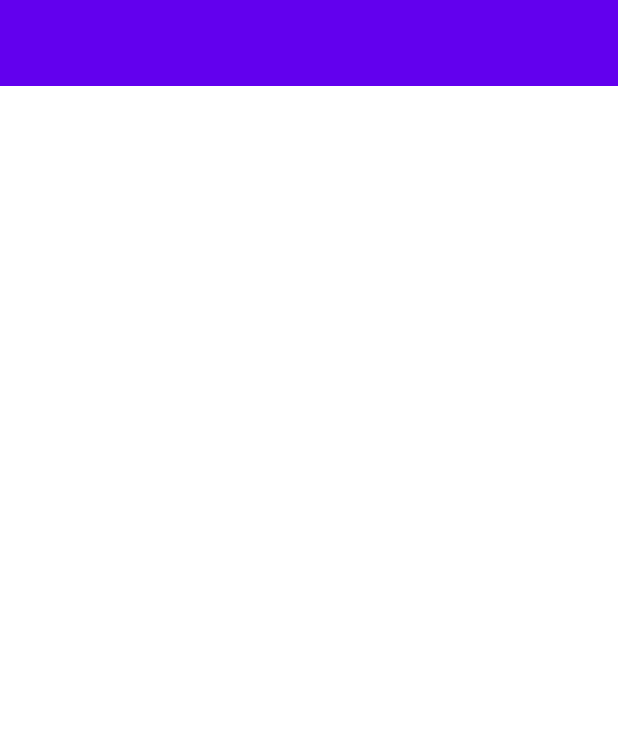
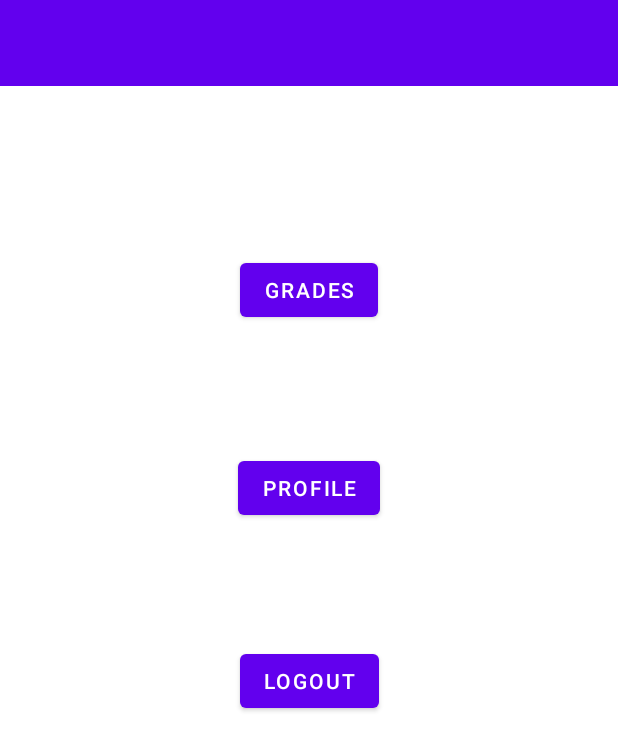
Before and after one commit to edisnord/CIT_UMS_Mobile, an Android app: the MenuActivity screen opened directly, with no data from a screen before it, on a phone screen of 412 x 824 dp. Shown: the top 751 px of the screen. Run offline under Robolectric (Android 15) with nearby library versions, the phone set to English and light mode, and no system bars.

Commit message:
persitence added

```diff
--- a/app/src/main/java/com/example/ums_fix_java/MenuActivity.java
+++ b/app/src/main/java/com/example/ums_fix_java/MenuActivity.java
@@ -2,13 +2,40 @@ package com.example.ums_fix_java;
 
 import androidx.appcompat.app.AppCompatActivity;
 
+import android.content.Intent;
+import android.content.SharedPreferences;
 import android.os.Bundle;
+import android.widget.Button;
 
 public class MenuActivity extends AppCompatActivity {
+
+
 
     @Override
     protected void onCreate(Bundle savedInstanceState) {
         super.onCreate(savedInstanceState);
         setContentView(R.layout.activity_menu);
+
+        Button buttonGr = findViewById(R.id.gradesButton);
+        Button buttonPr = findViewById(R.id.profileButton);
+        Button logoff = findViewById(R.id.logout);
+
+        buttonGr.setOnClickListener(view -> {
+            Intent intent1 = new Intent(this, GradesActivity.class);
+            startActivity(intent1);
+        });
+
+        buttonPr.setOnClickListener(view -> {
+            Intent intent = new Intent(this, ProfileActivity.class);
+            startActivity(intent);
+        });
+
+        logoff.setOnClickListener(view -> {
+            SharedPreferences sharedPreferences = getSharedPreferences("userLogin" ,MODE_PRIVATE);
+            sharedPreferences.edit().remove("username").apply();
+            sharedPreferences.edit().remove("password").apply();
+            finish();
+        });
+
     }
 }
--- a/app/src/main/res/layout/activity_menu.xml
+++ b/app/src/main/res/layout/activity_menu.xml
@@ -16,4 +16,37 @@
         app:layout_constraintEnd_toEndOf="parent"
         app:layout_constraintStart_toStartOf="parent"
         app:layout_constraintTop_toTopOf="parent" />
+
+    <Button
+        android:id="@+id/gradesButton"
+        android:layout_width="wrap_content"
+        android:layout_height="wrap_content"
+        android:layout_marginTop="112dp"
+        android:text="Grades"
+        app:layout_constraintEnd_toEndOf="parent"
+        app:layout_constraintStart_toStartOf="parent"
+        app:layout_constraintTop_toBottomOf="@+id/toolbar" />
+
+    <Button
+        android:id="@+id/profileButton"
+        android:layout_width="wrap_content"
+        android:layout_height="wrap_content"
+        android:text="Profile"
+        app:layout_constraintBottom_toBottomOf="parent"
+        app:layout_constraintEnd_toEndOf="parent"
+        app:layout_constraintStart_toStartOf="parent"
+        app:layout_constraintTop_toBottomOf="@+id/gradesButton"
+        app:layout_constraintVertical_bias="0.15" />
+
+    <Button
+        android:id="@+id/logout"
+        android:layout_width="wrap_content"
+        android:layout_height="wrap_content"
+        android:text="logout"
+        app:layout_constraintBottom_toBottomOf="parent"
+        app:layout_constraintEnd_toEndOf="parent"
+        app:layout_constraintHorizontal_bias="0.501"
+        app:layout_constraintStart_toStartOf="parent"
+        app:layout_constraintTop_toBottomOf="@+id/profileButton"
+        app:layout_constraintVertical_bias="0.189" />
 </androidx.constraintlayout.widget.ConstraintLayout>
```
Also changed, not shown: app/src/main/java/com/example/ums_fix_java/MainActivity.java (+42 -16 lines).
